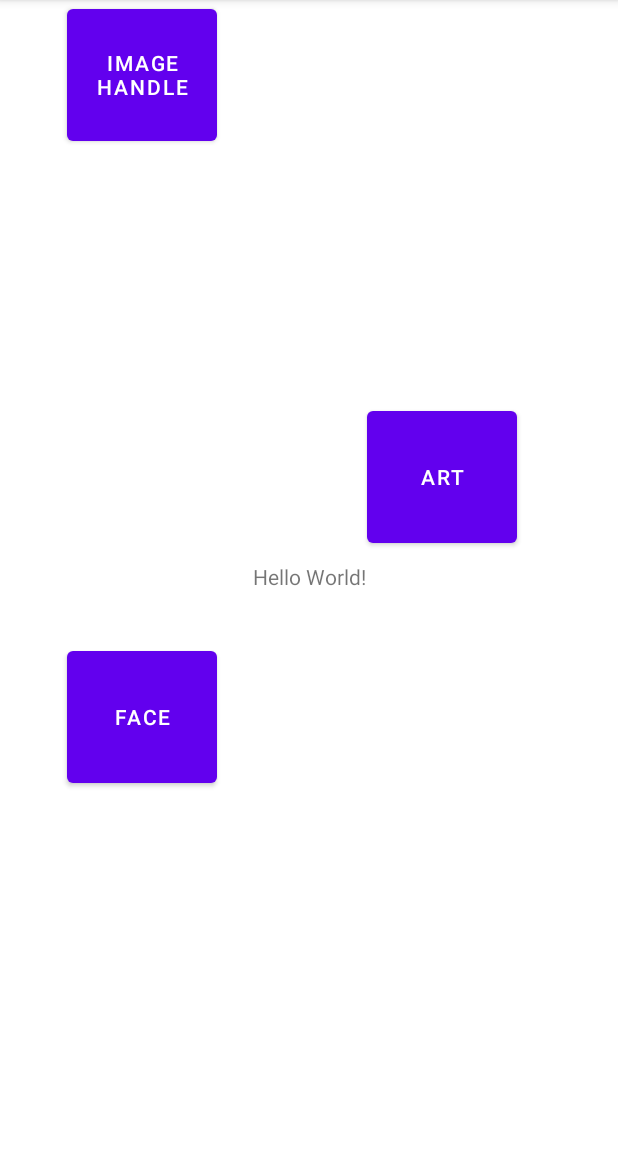
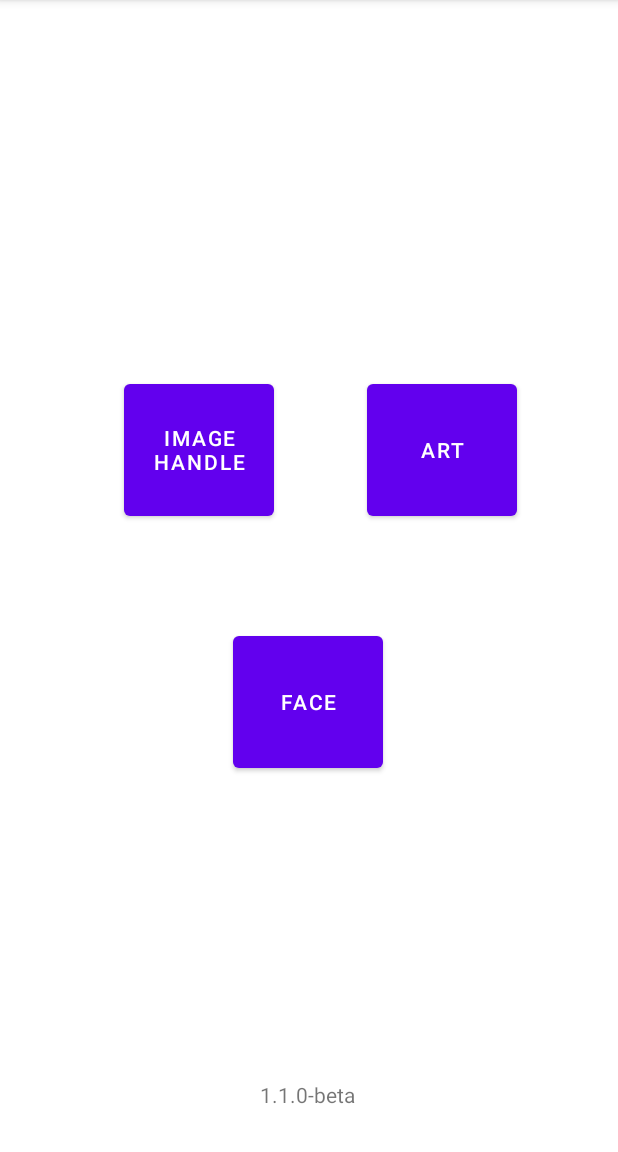
Before and after one commit to yxho/MyEyes, an Android app: the screen it shows after launch (MainActivity), on a phone screen of 412 x 824 dp, the part 84-1236 px from its top. Run offline under Robolectric (Android 15) with nearby library versions, the phone set to English and light mode, and no system bars.

Commit message:
可视化布局调整

```diff
--- a/app/src/main/res/layout/activity_main.xml
+++ b/app/src/main/res/layout/activity_main.xml
@@ -10,48 +10,59 @@
         android:id="@+id/sample_text"
         android:layout_width="wrap_content"
         android:layout_height="wrap_content"
-        android:text="Hello World!"
+        android:text="@string/app_version"
         app:layout_constraintBottom_toBottomOf="parent"
+        app:layout_constraintHorizontal_bias="0.498"
+        app:layout_constraintLeft_toLeftOf="parent"
+        app:layout_constraintRight_toRightOf="parent"
+        app:layout_constraintTop_toTopOf="@+id/guideline" />
+
+    <Button
+        android:id="@+id/image_button"
+        android:layout_width="100dp"
+        android:layout_height="100dp"
+        android:layout_marginTop="250dp"
+        android:elevation="2dp"
+        android:scaleType="fitCenter"
+        android:text="Image Handle"
+        app:layout_constraintHorizontal_bias="0.266"
         app:layout_constraintLeft_toLeftOf="parent"
         app:layout_constraintRight_toRightOf="parent"
         app:layout_constraintTop_toTopOf="parent" />
 
     <Button
-        android:id="@+id/image_button"
-        android:layout_width="100dp"
-        android:layout_height="100dp"
-        android:elevation="2dp"
-        android:scaleType="fitCenter"
-        android:text="Image Handle"
-        app:layout_constraintHorizontal_bias="0.144"
-        app:layout_constraintLeft_toLeftOf="parent"
-        app:layout_constraintRight_toRightOf="parent"
-        tools:layout_editor_absoluteY="230dp" />
-
-    <Button
         android:id="@+id/face_button"
         android:layout_width="100dp"
         android:layout_height="100dp"
-        android:layout_marginBottom="240dp"
+        android:layout_marginBottom="250dp"
         android:elevation="2dp"
         android:scaleType="fitCenter"
         android:text="face"
         app:layout_constraintBottom_toBottomOf="parent"
-        app:layout_constraintHorizontal_bias="0.144"
+        app:layout_constraintEnd_toEndOf="parent"
+        app:layout_constraintHorizontal_bias="0.498"
         app:layout_constraintLeft_toLeftOf="parent"
-        app:layout_constraintRight_toRightOf="parent" />
+        app:layout_constraintRight_toRightOf="parent"
+        app:layout_constraintStart_toStartOf="parent" />
 
     <Button
         android:id="@+id/art_button"
         android:layout_width="100dp"
         android:layout_height="100dp"
-        android:layout_marginBottom="400dp"
+        android:layout_marginTop="250dp"
         android:elevation="2dp"
         android:scaleType="fitCenter"
         android:text="art"
-        app:layout_constraintBottom_toBottomOf="parent"
         app:layout_constraintHorizontal_bias="0.784"
         app:layout_constraintLeft_toLeftOf="parent"
-        app:layout_constraintRight_toRightOf="parent" />
+        app:layout_constraintRight_toRightOf="parent"
+        app:layout_constraintTop_toTopOf="parent" />
+
+    <androidx.constraintlayout.widget.Guideline
+        android:id="@+id/guideline"
+        android:layout_width="wrap_content"
+        android:layout_height="wrap_content"
+        android:orientation="horizontal"
+        app:layout_constraintGuide_percent="0.9" />
 
 </androidx.constraintlayout.widget.ConstraintLayout>
--- a/app/src/main/res/values/strings.xml
+++ b/app/src/main/res/values/strings.xml
@@ -1,3 +1,4 @@
 <resources>
     <string name="app_name">DaVinci</string>
+    <string name="app_version">1.1.0-beta</string>
 </resources>
```
